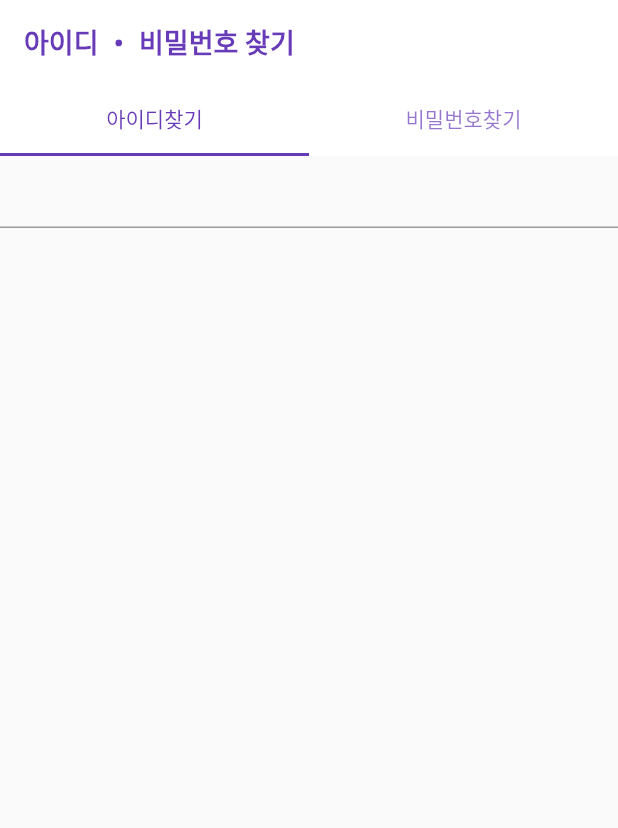
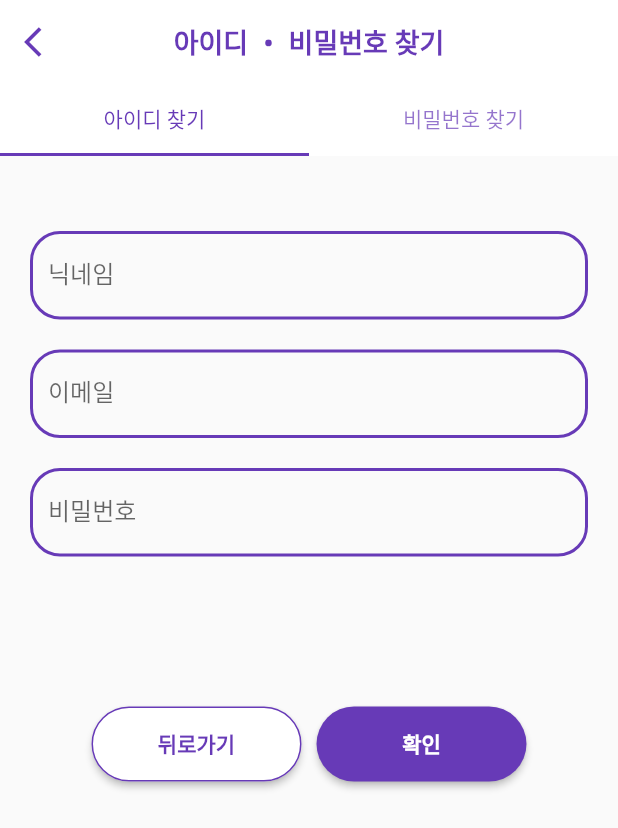
Before and after one commit to monargent0/TJFlutterTeam, a Flutter app: the screen it shows after launch, on a phone screen of 412 x 824 dp. Shown: the top 828 px of the screen. Run offline on Flutter 3.47's test engine with Material 2 defaults, Android fonts, the phone set to English and light mode, and no system bars; our stand-ins replace animated_splash_screen, lottie, video_player, video_player_web.

Commit message:
2차 업로드
화면 전환까지.

```diff
--- /dev/null
+++ b/beepbeep_app/lib/login/searchIdPage.dart
@@ -0,0 +1,198 @@
+import 'dart:convert';
+import 'package:flutter/material.dart';
+import 'package:http/http.dart' as http;
+
+class SearchIdPage extends StatefulWidget {
+  const SearchIdPage({Key? key}) : super(key: key);
+
+  @override
+  State<SearchIdPage> createState() => _SearchIdPageState();
+}
+
+class _SearchIdPageState extends State<SearchIdPage> {
+  late TextEditingController _nameController;
+  late TextEditingController _emailController;
+  late TextEditingController _pwController;
+
+  late bool isSearchingId;
+
+  @override
+  void initState() {
+    _nameController = TextEditingController();
+    _emailController = TextEditingController();
+    _pwController = TextEditingController();
+
+    isSearchingId = false;
+    super.initState();
+  }
+
+  @override
+  Widget build(BuildContext context) {
+    return Scaffold(
+      body: Center(
+        child: Padding(
+          padding: const EdgeInsets.all(20.0),
+          child: Column(
+            children: [
+              const SizedBox(
+                height: 30,
+              ),
+              TextField(
+                controller: _nameController,
+                decoration: InputDecoration(
+                  labelText: '닉네임',
+                  // errorText: _nameErrorText,
+                  enabledBorder: OutlineInputBorder(
+                    borderSide:
+                        const BorderSide(width: 2, color: Colors.deepPurple),
+                    borderRadius: BorderRadius.circular(20),
+                  ),
+                  focusedBorder: OutlineInputBorder(
+                    borderSide:
+                        const BorderSide(width: 2, color: Colors.deepPurple),
+                    borderRadius: BorderRadius.circular(20),
+                  ),
+                  focusedErrorBorder: OutlineInputBorder(
+                    borderSide: const BorderSide(width: 2, color: Colors.red),
+                    borderRadius: BorderRadius.circular(20),
+                  ),
+                  errorBorder: OutlineInputBorder(
+                    borderSide: const BorderSide(width: 2, color: Colors.red),
+                    borderRadius: BorderRadius.circular(20),
+                  ),
+                ),
+                keyboardType: TextInputType.text,
+                autocorrect: false,
+              ),
+              const SizedBox(
+                height: 20,
+              ),
+              TextField(
+                controller: _emailController,
+                decoration: InputDecoration(
+                  labelText: '이메일',
+                  // errorText: _nameErrorText,
+                  enabledBorder: OutlineInputBorder(
+                    borderSide:
+                        const BorderSide(width: 2, color: Colors.deepPurple),
+                    borderRadius: BorderRadius.circular(20),
+                  ),
+                  focusedBorder: OutlineInputBorder(
+                    borderSide:
+                        const BorderSide(width: 2, color: Colors.deepPurple),
+                    borderRadius: BorderRadius.circular(20),
+                  ),
+                  focusedErrorBorder: OutlineInputBorder(
+                    borderSide: const BorderSide(width: 2, color: Colors.red),
+                    borderRadius: BorderRadius.circular(20),
+                  ),
+                  errorBorder: OutlineInputBorder(
+                    borderSide: const BorderSide(width: 2, color: Colors.red),
+                    borderRadius: BorderRadius.circular(20),
+                  ),
+                ),
+                keyboardType: TextInputType.emailAddress,
+                autocorrect: false,
+              ),
+              const SizedBox(
+                height: 20,
+              ),
+              TextField(
+                controller: _pwController,
+                decoration: InputDecoration(
+                  labelText: '비밀번호',
+                  // errorText: _passErrorText,
+                  enabledBorder: OutlineInputBorder(
+                    borderSide:
+                        const BorderSide(width: 2, color: Colors.deepPurple),
+                    borderRadius: BorderRadius.circular(20),
+                  ),
+                  focusedBorder: OutlineInputBorder(
+                    borderSide:
+                        const BorderSide(width: 2, color: Colors.deepPurple),
+                    borderRadius: BorderRadius.circular(20),
+                  ),
+                  focusedErrorBorder: OutlineInputBorder(
+                    borderSide: const BorderSide(width: 2, color: Colors.red),
+                    borderRadius: BorderRadius.circular(20),
+                  ),
+                  errorBorder: OutlineInputBorder(
+                    borderSide: const BorderSide(width: 2, color: Colors.red),
+                    borderRadius: BorderRadius.circular(20),
+                  ),
+                ),
+                keyboardType: TextInputType.text,
+                obscureText: true,
+                enableSuggestions: false,
+                autocorrect: false,
+              ),
+              const SizedBox(
+                height: 100,
+              ),
+              Row(
+                mainAxisAlignment: MainAxisAlignment.center,
+                children: [
+                  ElevatedButton(
+                    style: ElevatedButton.styleFrom(
+                      primary: Colors.white,
+                      fixedSize: const Size(140, 50),
+                      shape: RoundedRectangleBorder(
+                        borderRadius: BorderRadius.circular(30),
+                        side: const BorderSide(color: Colors.deepPurple),
+                      ),
+                    ),
+                    onPressed: () {
+                      Navigator.pop(context);
+                    },
+                    child: const Text(
+                      '뒤로가기',
+                      style: TextStyle(
+                        fontWeight: FontWeight.bold,
+                        color: Colors.deepPurple,
+                      ),
+                    ),
+                  ),
+                  const SizedBox(
+                    width: 10,
+                  ),
+                  ElevatedButton(
+                    style: ElevatedButton.styleFrom(
+                      primary: Colors.deepPurple,
+                      fixedSize: const Size(140, 50),
+                      shape: RoundedRectangleBorder(
+                        borderRadius: BorderRadius.circular(30),
+                      ),
+                    ),
+                    onPressed: () {
+                      // searchOk();
+                    },
+                    child: const Text(
+                      '확인',
+                      style: TextStyle(
+                        fontWeight: FontWeight.bold,
+                      ),
+                    ),
+                  ),
+                ],
+              ),
+            ],
+          ),
+        ),
+      ),
+    );
+  }
+
+  // —Fuction
+  searchOk() async {
+    setState(() {
+      isSearchingId = true;
+    });
+
+    var url = Uri.parse(
+        'http://192.168.5.83:8080/Flutter/beep_search.jsp?uname=${_nameController.text.trim()}&uemail=${_emailController.text.trim()}&upw=${_pwController.text.trim()}');
+    var response = await http.get(url);
+    var dataConvertedJSON = jsonDecode(utf8.decode(response.bodyBytes));
+    bool isSuccess = dataConvertedJSON['results'];
+    // print(isSuccess);
+  }
+}// END
--- /dev/null
+++ b/beepbeep_app/lib/login/searchMain.dart
@@ -0,0 +1,69 @@
+import 'package:beepbeep_app/login/searchPwPage.dart';
+import 'package:flutter/material.dart';
+import 'searchIdPage.dart';
+
+class SearchMainPage extends StatefulWidget {
+  const SearchMainPage({Key? key}) : super(key: key);
+
+  @override
+  State<SearchMainPage> createState() => _SearchMainPageState();
+}
+
+class _SearchMainPageState extends State<SearchMainPage>
+    with SingleTickerProviderStateMixin {
+  late TabController controller;
+
+  @override
+  void initState() {
+    controller = TabController(length: 2, vsync: this);
+    super.initState();
+  }
+
+  @override
+  void dispose() {
+    controller.dispose();
+    super.dispose();
+  }
+
+  @override
+  Widget build(BuildContext context) => Scaffold(
+        appBar: AppBar(
+          title: const Text(
+            '아이디 ・ 비밀번호 찾기',
+            style: TextStyle(
+              color: Colors.deepPurple,
+              fontWeight: FontWeight.bold,
+              fontSize: 18,
+            ),
+          ),
+          backgroundColor: Colors.white,
+          foregroundColor: Colors.deepPurple,
+          elevation: 0,
+          centerTitle: true,
+          bottom: TabBar(
+              controller: controller,
+              labelColor: Colors.deepPurple,
+              tabs: const [
+                Tab(
+                  text: '아이디 찾기',
+                ),
+                Tab(
+                  text: '비밀번호 찾기',
+                ),
+              ]),
+          // 뒤로가기 버튼
+          leading: IconButton(
+            onPressed: () {
+              Navigator.pop(context);
+            },
+            icon: const Icon(Icons.arrow_back_ios),
+          ),
+        ),
+        body: TabBarView(
+          controller: controller,
+          children: const [
+          SearchIdPage(),
+          SearchPwPage(),
+          ]),
+      );
+}
--- a/beepbeep_app/lib/login/searchuser.dart
+++ /dev/null
@@ -1,78 +0,0 @@
-import 'package:flutter/material.dart';
-import 'package:flutter/src/foundation/key.dart';
-import 'package:flutter/src/widgets/framework.dart';
-
-class RegisterIdPage extends StatefulWidget {
-  const RegisterIdPage({Key? key}) : super(key: key);
-
-  @override
-  State<RegisterIdPage> createState() => _RegisterIdPageState();
-}
-
-class _RegisterIdPageState extends State<RegisterIdPage> {
-  late TextEditingController _nameController;
-  late TextEditingController _idController;
-  late TextEditingController _emailController;
-  late TextEditingController _pwController;
-  late TextEditingController _pwokController;
-
-  late bool isSearchingId;
-
-  @override
-  void initState() {
-    _nameController = TextEditingController();
-    _idController = TextEditingController();
-    _emailController = TextEditingController();
-    _pwController = TextEditingController();
-    _pwokController = TextEditingController();
-
-    isSearchingId = false;
-    super.initState();
-  }
-
-  @override
-  Widget build(BuildContext context) {
-    return DefaultTabController(
-      length: 2,
-      child: Scaffold(
-        appBar: AppBar(
-          title: const Text(
-            '아이디 ・ 비밀번호 찾기',
-            style: TextStyle(
-              color: Colors.deepPurple,
-              fontWeight: FontWeight.bold,
-              fontSize: 18,
-            ),
-          ),
-
-          backgroundColor: Colors.white,
-          foregroundColor: Colors.deepPurple,
-          elevation: 0,
-          bottom: const TabBar(
-                labelColor: Colors.deepPurple,
-                tabs: [
-                Tab(text: '아이디찾기',),
-                Tab(text: '비밀번호찾기',),
-              ],
-              ),
-        ),
-        body: Column(
-          children: [
-            Center(
-              child: Column(
-                children: [
-                  TextField(),
-                ],
-              ),
-            ),
-            Center(
-              child:Column(
-
-              ),
-            ),
-          ],
-        ),
-      ),
-    );
-  }
-}
--- a/beepbeep_app/lib/main.dart
+++ b/beepbeep_app/lib/main.dart
@@ -2,7 +2,8 @@ import 'package:beepbeep_app/login/loginPage.dart';
 import 'package:animated_splash_screen/animated_splash_screen.dart';
 import 'package:flutter/material.dart';
 
-import 'login/searchuser.dart';
+import 'login/searchMain.dart';
+
 
 void main() {
   runApp(const MyApp());
@@ -24,7 +25,7 @@ class MyApp extends StatelessWidget {
         duration: 1000,
         splashTransition: SplashTransition.fadeTransition,
         backgroundColor: Colors.deepPurple,
-          nextScreen: RegisterIdPage(),),
+          nextScreen: SearchMainPage(),),
       debugShowCheckedModeBanner: false,
     );
   }
```
Also changed, not shown: beepbeep_app/lib/login/searchPwPage.dart (added, +197 -0 lines), 2 other files.
